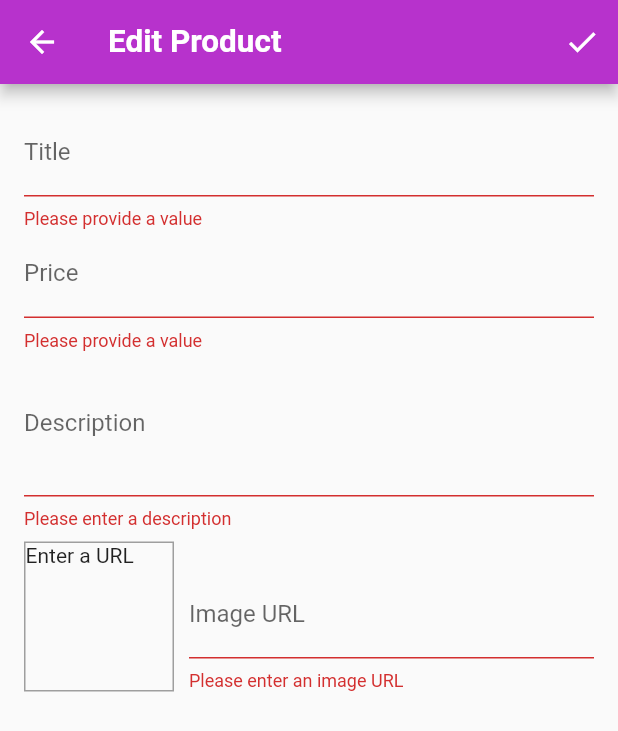
After one commit to Churikov0112/shop-app, a Flutter app: the EditProductScreen screen opened by its route, after a tap on the "check" icon, on a phone screen of 412 x 824 dp. The commit adds this screen. Shown: the top 731 px of the screen. Run offline on Flutter 3.47's test engine with Material 2 defaults, Android fonts, the light colour scheme and no system bars; missing offline and left inert: dart:ffi; network calls fail.

Commit message:
аконец-то добавил экран добавления нового товара

```diff
--- a/lib/main.dart
+++ b/lib/main.dart
@@ -2,6 +2,7 @@ import 'package:flutter/material.dart';
 import 'package:shop_app/providers/cart.dart';
 import 'package:shop_app/providers/orders.dart';
 import 'package:shop_app/screens/cart_screen.dart';
+import 'package:shop_app/screens/edit_product_screen.dart';
 import 'package:shop_app/screens/orders_screen.dart';
 import 'package:shop_app/screens/product_overView_screen.dart';
 import 'package:shop_app/screens/user_products_screen.dart';
@@ -45,6 +46,7 @@ class MyApp extends StatelessWidget {
           CartScreen.routeName: (ctx) => CartScreen(),
           OrdersScreen.routeName: (ctx) => OrdersScreen(),
           UserProductsScreen.routeName: (ctx) => UserProductsScreen(),
+          EditProductScreen.routeName: (ctx) => EditProductScreen(),
         },
       ),
     );
--- a/lib/providers/products.dart
+++ b/lib/providers/products.dart
@@ -78,8 +78,18 @@ class Products with ChangeNotifier {
     return _items.firstWhere((item) => item.id == id);
   }
 
-  void addProduct() {
+  void addProduct(Product product) {
     //_items.add();
+    final newProduct = Product(
+      id: DateTime.now().toString(),
+      title: product.title,
+      description: product.description,
+      price: product.price,
+      imageUrl: product.imageUrl,
+      isFavorite: product.isFavorite,
+    );
+    _items.add(newProduct);
+    //_items.insert(0, newProduct); //at the start of the list
     notifyListeners();
   }
 }
--- /dev/null
+++ b/lib/screens/edit_product_screen.dart
@@ -0,0 +1,231 @@
+import 'package:flutter/material.dart';
+import 'package:flutter/services.dart';
+import 'package:provider/provider.dart';
+import 'package:shop_app/providers/product.dart';
+import 'package:shop_app/providers/products.dart';
+
+class EditProductScreen extends StatefulWidget {
+  static const routeName = '/edit-product-screen';
+
+  @override
+  _EditProductScreenState createState() => _EditProductScreenState();
+}
+
+class _EditProductScreenState extends State<EditProductScreen> {
+  final _priceFocusNode = FocusNode();
+  final _descriptionFocusNode = FocusNode();
+  final _imageUrlController = TextEditingController();
+  final _imageUrlFocusNode = FocusNode();
+  final _form = GlobalKey<FormState>();
+
+  var _editedProduct = Product(
+    id: null,
+    title: '',
+    price: 0,
+    description: '',
+    imageUrl: '',
+    isFavorite: false,
+  );
+
+  @override
+  void initState() {
+    // TODO: implement initState
+    _imageUrlFocusNode.addListener(_updateImageUrl);
+    super.initState();
+  }
+
+//очистка памяти
+  @override
+  void dispose() {
+    // TODO: implement dispose
+    _imageUrlFocusNode.removeListener(_updateImageUrl);
+    _priceFocusNode.dispose();
+    _descriptionFocusNode.dispose();
+    _imageUrlFocusNode.dispose();
+    _imageUrlController.dispose();
+    super.dispose();
+  }
+
+  void _updateImageUrl() {
+    if (!_imageUrlFocusNode.hasFocus) {
+      if ((!_imageUrlController.text.startsWith('http') &&
+              !_imageUrlController.text.startsWith('https')) ||
+          (!_imageUrlController.text.endsWith('.png') &&
+              !_imageUrlController.text.endsWith('.jpeg') &&
+              !_imageUrlController.text.endsWith('.jpg'))) {
+        return;
+      }
+      setState(() {});
+    }
+  }
+
+  void _saveForm() {
+    final _isValid = _form.currentState.validate();
+    if (!_isValid) return;
+    _form.currentState.validate();
+    _form.currentState.save();
+    Provider.of<Products>(context, listen: false).addProduct(_editedProduct);
+    Navigator.of(context).pop();
+  }
+
+  @override
+  Widget build(BuildContext context) {
+    return Scaffold(
+      appBar: AppBar(
+        title: Text('Edit Product'),
+        actions: [
+          IconButton(
+            icon: Icon(Icons.check),
+            onPressed: _saveForm,
+          ),
+        ],
+      ),
+      body: Padding(
+        padding: const EdgeInsets.all(16.0),
+        child: Form(
+          key: _form,
+          child: ListView(
+            children: [
+              TextFormField(
+                decoration: InputDecoration(
+                  labelText: 'Title',
+                ),
+                textInputAction: TextInputAction.next,
+                onFieldSubmitted: (_) {
+                  FocusScope.of(context).requestFocus(_priceFocusNode);
+                },
+                validator: (value) {
+                  if (value.isEmpty) {
+                    return 'Please provide a value';
+                  }
+                  return null;
+                },
+                onSaved: (value) => _editedProduct = Product(
+                  title: value,
+                  price: _editedProduct.price,
+                  description: _editedProduct.description,
+                  imageUrl: _editedProduct.imageUrl,
+                  id: null,
+                  isFavorite: _editedProduct.isFavorite,
+                ),
+              ),
+              TextFormField(
+                decoration: InputDecoration(
+                  labelText: 'Price',
+                ),
+                keyboardType: TextInputType.number,
+                textInputAction: TextInputAction.next,
+                focusNode: _priceFocusNode,
+                onFieldSubmitted: (_) {
+                  FocusScope.of(context).requestFocus(_descriptionFocusNode);
+                },
+                validator: (value) {
+                  if (value.isEmpty) {
+                    return 'Please provide a value';
+                  }
+                  if (double.parse(value) < 0) {
+                    return 'Price can\'t be less than zero';
+                  }
+                  if (double.parse(value) == null) {
+                    return 'Please provide a valid number';
+                  }
+                  return null;
+                },
+                onSaved: (value) => _editedProduct = Product(
+                  title: _editedProduct.title,
+                  price: double.parse(value),
+                  description: _editedProduct.description,
+                  imageUrl: _editedProduct.imageUrl,
+                  id: null,
+                  isFavorite: _editedProduct.isFavorite,
+                ),
+              ),
+              TextFormField(
+                decoration: InputDecoration(
+                  labelText: 'Description',
+                ),
+                maxLines: 3,
+                focusNode: _descriptionFocusNode,
+                keyboardType: TextInputType.multiline,
+                onSaved: (value) => _editedProduct = Product(
+                  title: _editedProduct.title,
+                  price: _editedProduct.price,
+                  description: value,
+                  imageUrl: _editedProduct.imageUrl,
+                  id: null,
+                  isFavorite: _editedProduct.isFavorite,
+                ),
+                validator: (value) {
+                  if (value.isEmpty) {
+                    return 'Please enter a description';
+                  }
+                  if (value.length < 10) {
+                    return 'It should be al least 10 charecters';
+                  }
+                  return null;
+                },
+              ),
+              Row(
+                crossAxisAlignment: CrossAxisAlignment.end,
+                children: [
+                  Container(
+                    width: 100,
+                    height: 100,
+                    margin: EdgeInsets.only(top: 8, right: 10),
+                    decoration: BoxDecoration(
+                      border: Border.all(width: 1, color: Colors.grey),
+                    ),
+                    child: Container(
+                      child: _imageUrlController.text.isEmpty
+                          ? Text('Enter a URL')
+                          : FittedBox(
+                              child: Image.network(_imageUrlController.text),
+                              fit: BoxFit.cover,
+                            ),
+                    ),
+                  ),
+                  Expanded(
+                    child: TextFormField(
+                      decoration: InputDecoration(labelText: 'Image URL'),
+                      keyboardType: TextInputType.url,
+                      textInputAction: TextInputAction.done,
+                      controller: _imageUrlController,
+                      focusNode: _imageUrlFocusNode,
+                      onEditingComplete: () {
+                        setState(() {});
+                      },
+                      onFieldSubmitted: (_) => _saveForm(),
+                      onSaved: (value) => _editedProduct = Product(
+                        title: _editedProduct.title,
+                        price: _editedProduct.price,
+                        description: _editedProduct.description,
+                        imageUrl: value,
+                        id: null,
+                        isFavorite: _editedProduct.isFavorite,
+                      ),
+                      validator: (value) {
+                        if (value.isEmpty) {
+                          return 'Please enter an image URL';
+                        }
+                        if (!value.startsWith('http') &&
+                            !value.startsWith('https')) {
+                          return 'Please enter a valid URL';
+                        }
+                        if (!value.endsWith('.png') &&
+                            !value.endsWith('.jpeg') &&
+                            !value.endsWith('.jpg')) {
+                          return 'Please enter a valid IMAGE URL';
+                        }
+                        return null;
+                      },
+                    ),
+                  ),
+                ],
+              ),
+            ],
+          ),
+        ),
+      ),
+    );
+  }
+}
--- a/lib/screens/user_products_screen.dart
+++ b/lib/screens/user_products_screen.dart
@@ -16,7 +16,9 @@ class UserProductsScreen extends StatelessWidget {
         actions: [
           IconButton(
             icon: const Icon(Icons.add),
-            onPressed: () {},
+            onPressed: () {
+              Navigator.of(context).pushNamed('/edit-product-screen');
+            },
           )
         ],
       ),
```
